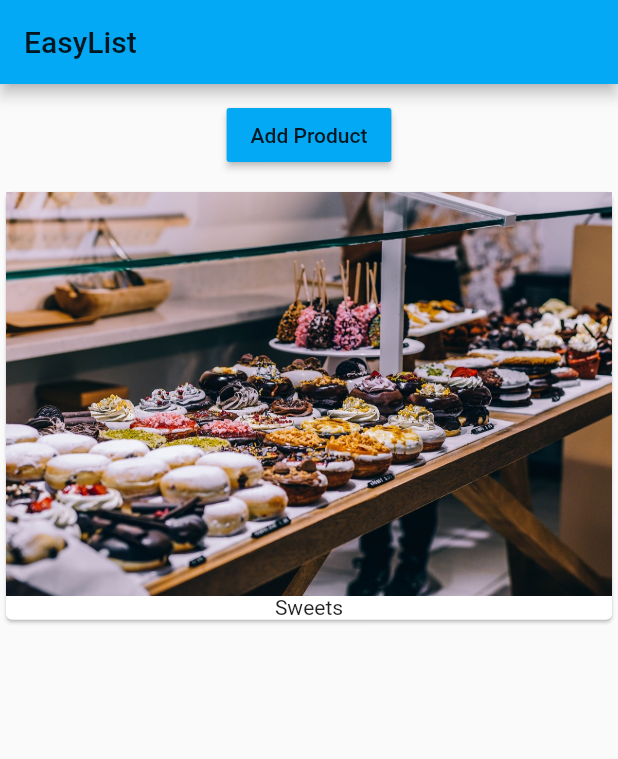
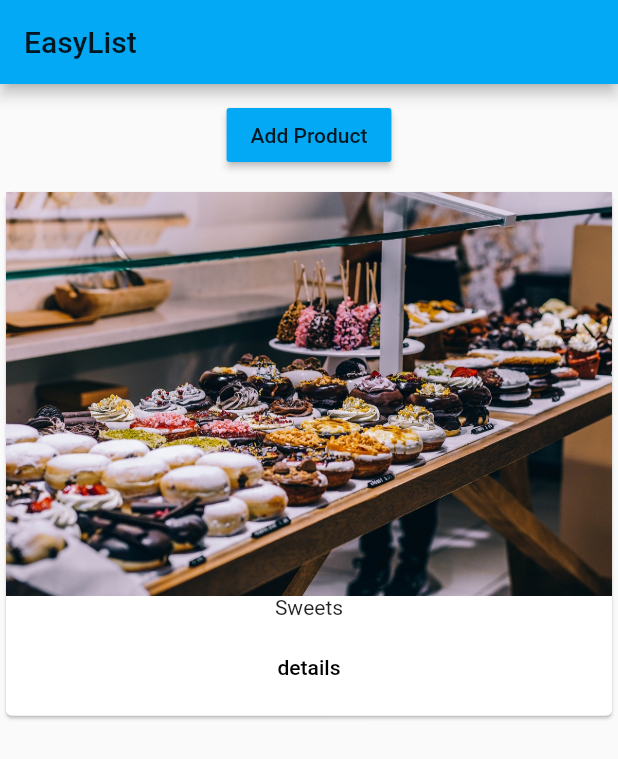
Before and after one commit to smirina/course_app, a Flutter app: the screen it shows after launch, after a tap on "Add Product", on a phone screen of 412 x 824 dp. Shown: the top 759 px of the screen. Run offline on Flutter 3.47's test engine with Material 2 defaults, Android fonts, the phone set to English and light mode, and no system bars.

Commit message:
Split to pages

```diff
--- a/lib/main.dart
+++ b/lib/main.dart
@@ -1,7 +1,7 @@
 import 'package:flutter/material.dart';
 // import 'package:flutter/rendering.dart';
 
-import './product_manager.dart';
+import './pages/home.dart';
 
 //void main() => runApp(MyApp());
 
@@ -19,12 +19,7 @@ class MyApp extends StatelessWidget {
           brightness: Brightness.light,
           primarySwatch: Colors.lightBlue,
           accentColor: Colors.deepPurple),
-      home: Scaffold(
-        appBar: AppBar(
-          title: Text('EasyList'),
-        ),
-        body: ProductManager(),
-      ),
+      home: HomePage(),
     );
   }
 }
--- /dev/null
+++ b/lib/pages/home.dart
@@ -0,0 +1,15 @@
+import 'package:flutter/material.dart';
+
+import '../product_manager.dart';
+
+class HomePage extends StatelessWidget {
+  @override
+  Widget build(BuildContext context) {
+    return Scaffold(
+        appBar: AppBar(
+          title: Text('EasyList'),
+        ),
+        body: ProductManager(),
+      );
+  }
+}
--- a/lib/products.dart
+++ b/lib/products.dart
@@ -1,4 +1,6 @@
 import 'package:flutter/material.dart';
+
+import './pages/product.dart';
 
 class Products extends StatelessWidget {
   final List<String> products;
@@ -12,7 +14,16 @@ class Products extends StatelessWidget {
       child: Column(
         children: <Widget>[
           Image.asset('assets/food.jpg'),
-          Text(products[index])
+          Text(products[index]),
+          ButtonBar(
+            alignment: MainAxisAlignment.center,
+            children: <Widget>[
+              FlatButton(
+                child: Text('details'),
+                onPressed: () => Navigator.push(context, MaterialPageRoute(builder: (BuildContext context) => ProductPage(),),),
+              )
+            ],
+          )
         ],
       ),
     );
```
Also changed, not shown: lib/pages/product.dart (added, +29 -0 lines).
